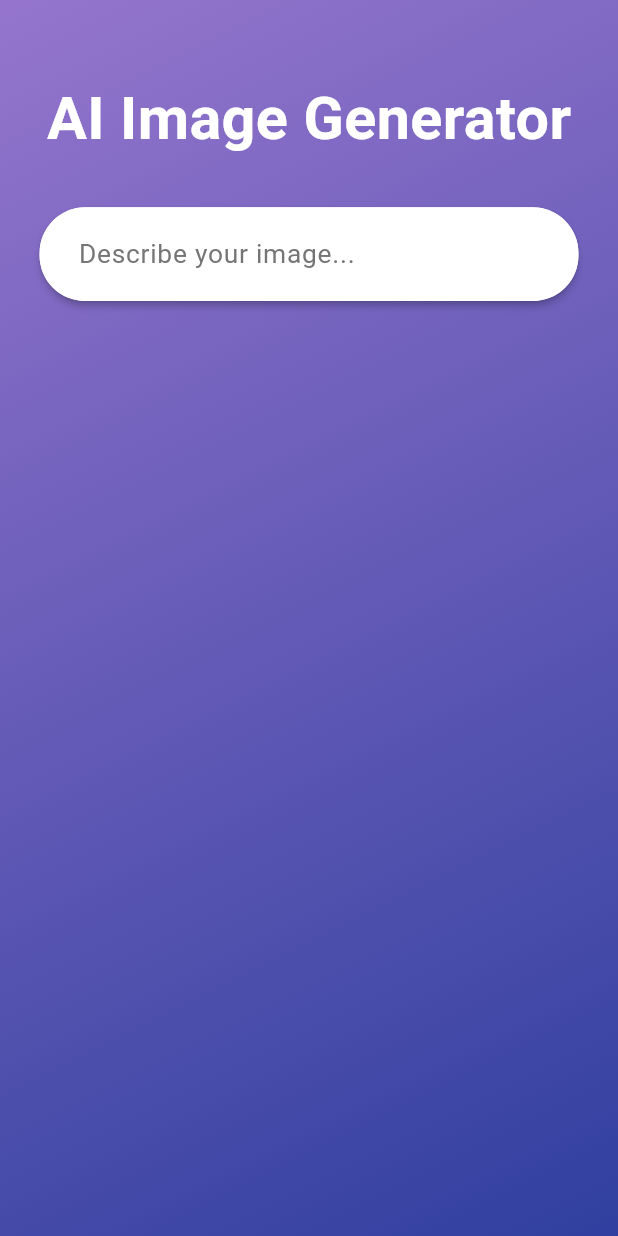
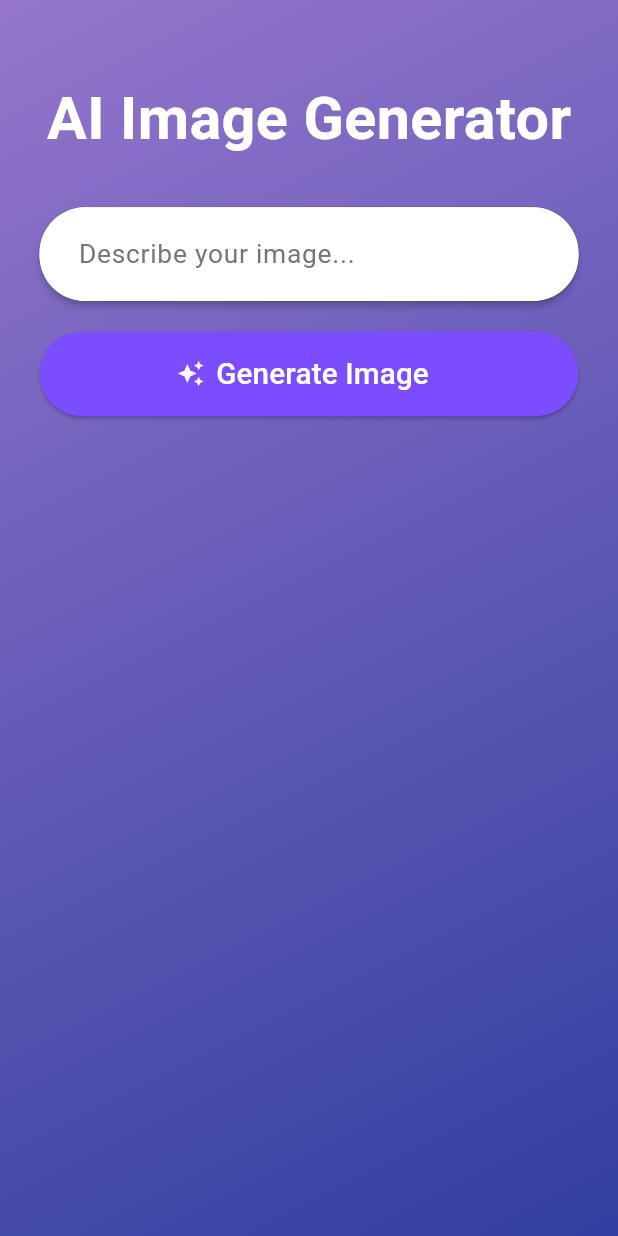
Before and after one commit to abanobgamil/AI_Image_Generator, a Flutter app: the screen it shows after launch, on a phone screen of 412 x 824 dp. Run offline on Flutter 3.47's test engine with Material 3 defaults, Android fonts, the phone set to English and light mode, and no system bars; our stand-ins replace flutter_screenutil.

Commit message:
Create GenerateButton widget and integrate it into AiTextToImageGenerator screen

```diff
--- a/lib/presentation/screen/ai_text_to_image_generator.dart
+++ b/lib/presentation/screen/ai_text_to_image_generator.dart
@@ -1,3 +1,4 @@
+import 'package:ai_image_generator/presentation/widgets/generate_button.dart';
 import 'package:ai_image_generator/presentation/widgets/input_field.dart';
 import 'package:flutter/material.dart';
 import 'package:flutter_screenutil/flutter_screenutil.dart';
@@ -34,6 +35,8 @@ class AiTextToImageGenerator extends StatelessWidget {
                 ),
                 SizedBox(height: 30.h),
                  const InputField(),
+                SizedBox(height: 20.h),
+                const GenerateButton(),
               ],
             ),
           ),
--- /dev/null
+++ b/lib/presentation/widgets/generate_button.dart
@@ -0,0 +1,28 @@
+import 'package:flutter/material.dart';
+import 'package:flutter_screenutil/flutter_screenutil.dart';
+
+class GenerateButton extends StatelessWidget {
+  const GenerateButton({super.key});
+
+  @override
+  Widget build(BuildContext context) {
+    return SizedBox(
+      width: double.infinity,
+      child: ElevatedButton.icon(
+        onPressed: () {},
+        icon: const Icon(Icons.auto_awesome, color: Colors.white),
+        label: Padding(
+          padding: EdgeInsets.symmetric(vertical: 14.h),
+          child: Text("Generate Image",
+              style: TextStyle(fontSize: 18.sp, color: Colors.white)),
+        ),
+        style: ElevatedButton.styleFrom(
+          backgroundColor: Colors.deepPurpleAccent,
+          shape: RoundedRectangleBorder(
+            borderRadius: BorderRadius.circular(30.r),
+          ),
+        ),
+      ),
+    );
+  }
+}
```
